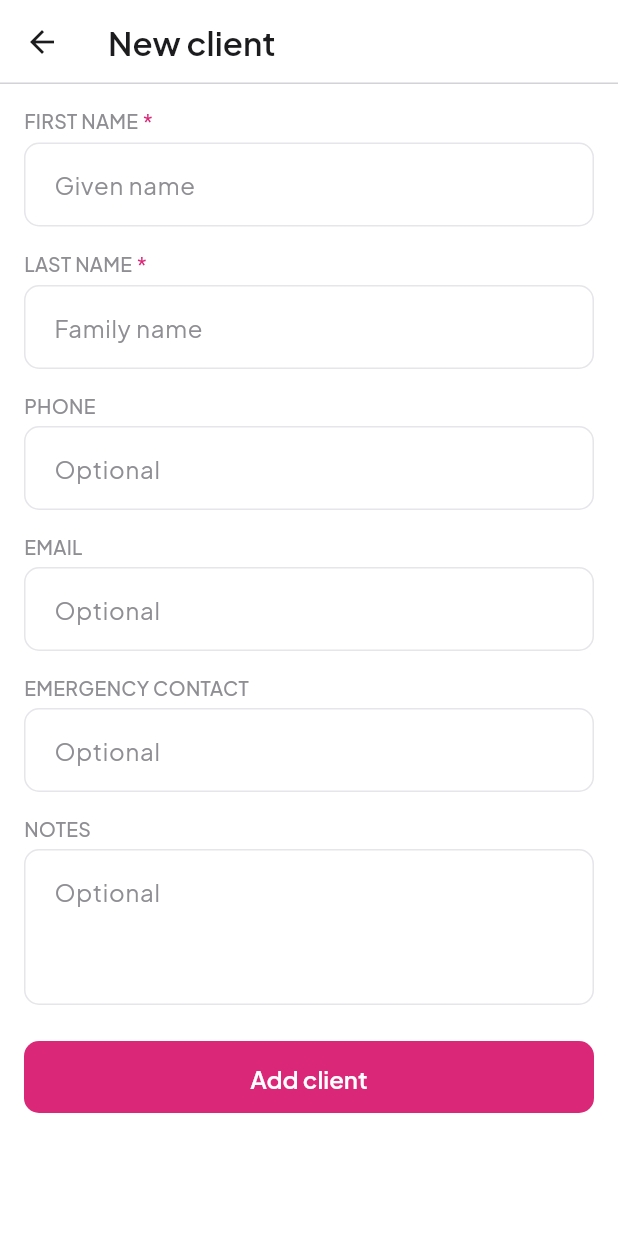
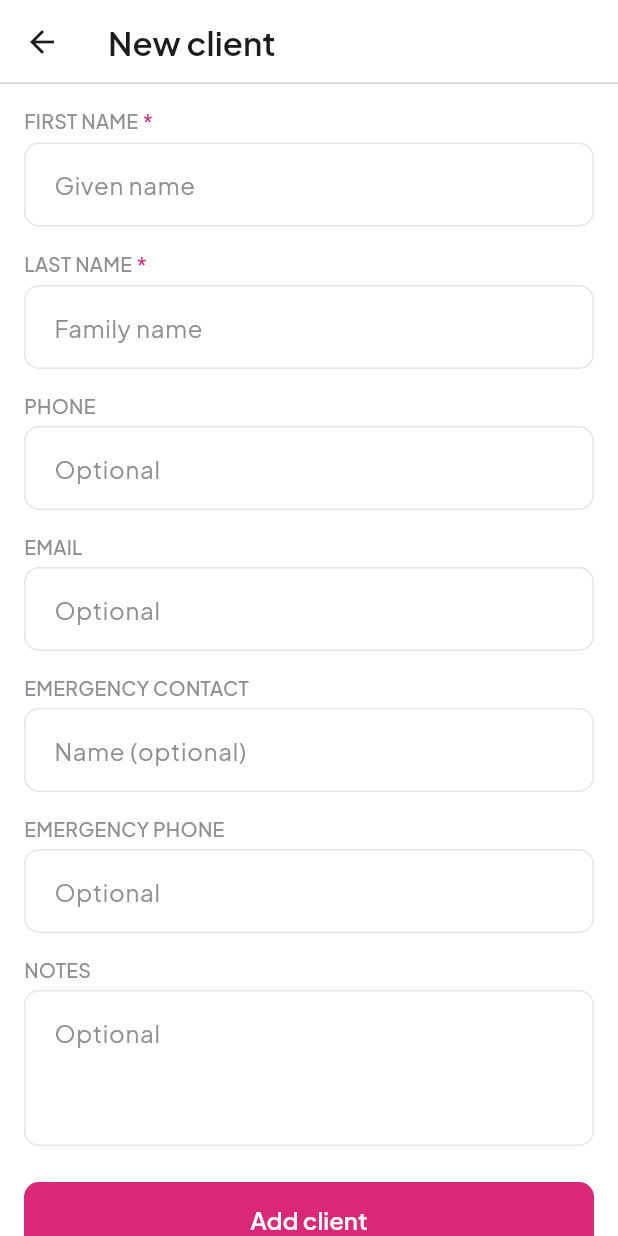
Before and after one commit to peterkwkwan/pelvi-crm, a Flutter app: the ClientFormScreen screen opened directly, on a phone screen of 412 x 824 dp. Run offline on Flutter 3.47's test engine with Material 3 defaults, Android fonts, the phone set to English and light mode, and no system bars; our stand-ins replace drift, drift_flutter, google_fonts; accounts and stored records are empty; generated files the repository leaves out were written again.

Commit message:
Add optional emergency contact phone field
Separate name + phone on client form/profile; schema v4 migrate;
profile phone reuses Call/WhatsApp dialog.

Co-authored-by: peterkwkwan <peterkwkwan@gmail.com>

```diff
--- a/lib/features/clients/client_form_screen.dart
+++ b/lib/features/clients/client_form_screen.dart
@@ -4,7 +4,7 @@ import '../../data/database.dart';
 import '../../data/database_provider.dart';
 import '../../theme/theme.dart';
 
-/// Create or edit a client (name, phone, email; optional emergency contact).
+/// Create or edit a client (name, phone, email; optional emergency name/phone).
 class ClientFormScreen extends StatefulWidget {
   const ClientFormScreen({super.key, this.existing});
 
@@ -21,6 +21,7 @@ class _ClientFormScreenState extends State<ClientFormScreen> {
   late final TextEditingController _phone;
   late final TextEditingController _email;
   late final TextEditingController _emergency;
+  late final TextEditingController _emergencyPhone;
   late final TextEditingController _notes;
   bool _saving = false;
 
@@ -35,6 +36,8 @@ class _ClientFormScreenState extends State<ClientFormScreen> {
     _phone = TextEditingController(text: c?.phone ?? '');
     _email = TextEditingController(text: c?.email ?? '');
     _emergency = TextEditingController(text: c?.emergencyContact ?? '');
+    _emergencyPhone =
+        TextEditingController(text: c?.emergencyContactPhone ?? '');
     _notes = TextEditingController(text: c?.notes ?? '');
   }
 
@@ -45,6 +48,7 @@ class _ClientFormScreenState extends State<ClientFormScreen> {
     _phone.dispose();
     _email.dispose();
     _emergency.dispose();
+    _emergencyPhone.dispose();
     _notes.dispose();
     super.dispose();
   }
@@ -62,6 +66,7 @@ class _ClientFormScreenState extends State<ClientFormScreen> {
           phone: _phone.text,
           email: _email.text,
           emergencyContact: _emergency.text,
+          emergencyContactPhone: _emergencyPhone.text,
           notes: _notes.text,
         );
       } else {
@@ -71,6 +76,7 @@ class _ClientFormScreenState extends State<ClientFormScreen> {
           phone: _phone.text,
           email: _email.text,
           emergencyContact: _emergency.text,
+          emergencyContactPhone: _emergencyPhone.text,
           notes: _notes.text,
         );
       }
@@ -164,7 +170,16 @@ class _ClientFormScreenState extends State<ClientFormScreen> {
             const SizedBox(height: PelviSpace.xs),
             TextFormField(
               controller: _emergency,
-              textCapitalization: TextCapitalization.sentences,
+              textCapitalization: TextCapitalization.words,
+              textInputAction: TextInputAction.next,
+              decoration: const InputDecoration(hintText: 'Name (optional)'),
+            ),
+            const SizedBox(height: PelviSpace.md),
+            Text('EMERGENCY PHONE', style: text.labelMedium),
+            const SizedBox(height: PelviSpace.xs),
+            TextFormField(
+              controller: _emergencyPhone,
+              keyboardType: TextInputType.phone,
               textInputAction: TextInputAction.next,
               decoration: const InputDecoration(hintText: 'Optional'),
             ),
```
Also changed, not shown: lib/data/database.dart (+9 -1 lines), lib/features/clients/client_profile_screen.dart (+37 -4 lines), lib/data/database.g.dart, 1 other file.
